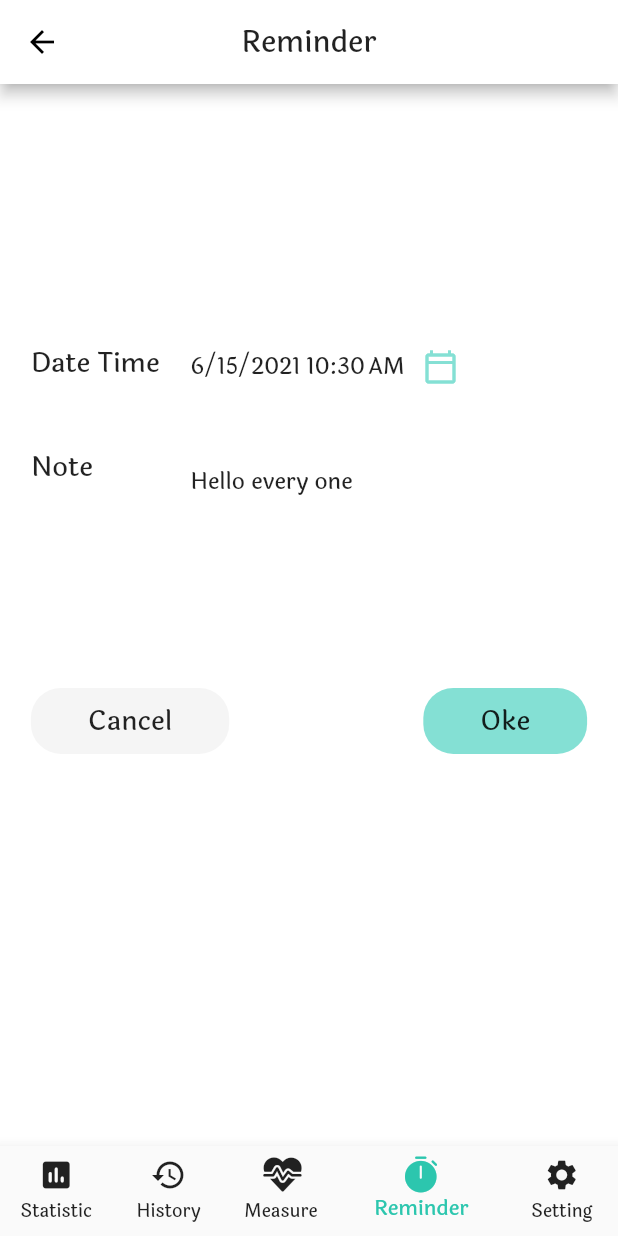
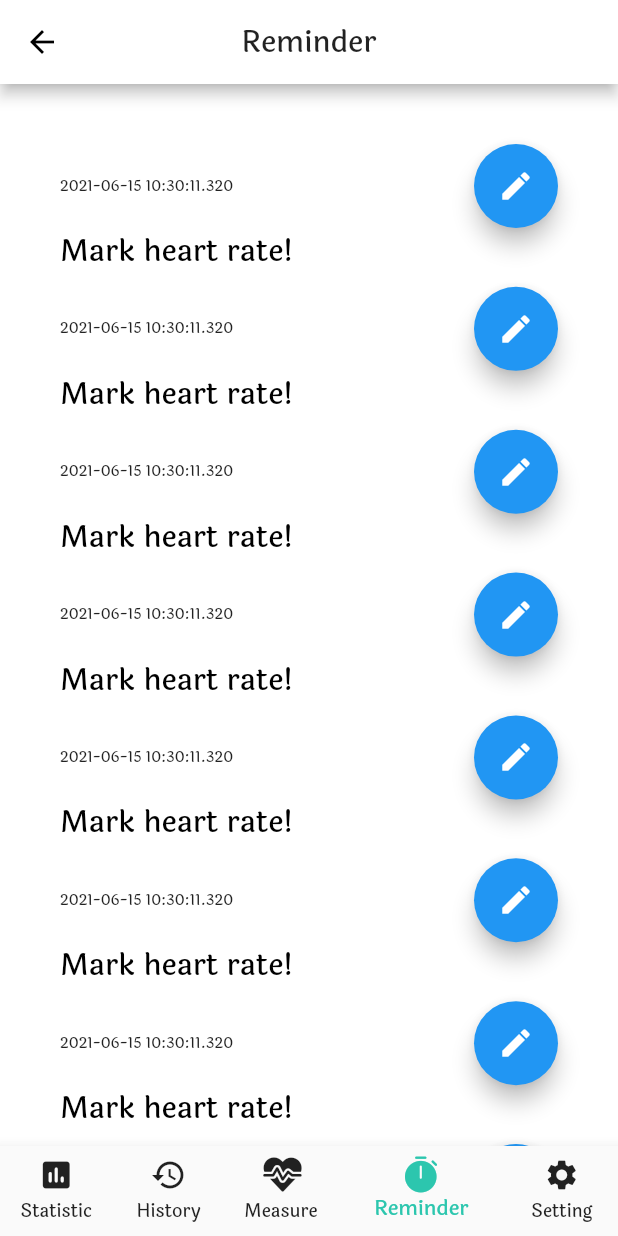
Before and after one commit to sevenUp-Dacnpm/heart_rate_monitor, a Flutter app: the MainScreen screen opened directly, item 4 of the bottom bar chosen, on a phone screen of 412 x 824 dp. Run offline on Flutter 3.47's test engine with Material 2 defaults, Android fonts, the phone set to English and light mode, and no system bars; our stand-ins replace camera, charts_flutter, permission_handler, wakelock; missing offline and left inert: dart:ffi.

Commit message:
Reminder List

```diff
--- a/lib/main.dart
+++ b/lib/main.dart
@@ -37,7 +37,7 @@ class HeartRateMonitor extends StatelessWidget {
                 shape: MaterialStateProperty.all(RoundedRectangleBorder(borderRadius: BorderRadius.circular(20))))),
       ),
       routes: {
-        "/": (context) => LoginScreen(),
+        "/": (context) => MainScreen(),
         "/login": (context) => LoginScreen(),
         "/register": (context) => RegisterScreen(),
       },
--- a/lib/screens/main_screen/history_tab/history_tab.dart
+++ b/lib/screens/main_screen/history_tab/history_tab.dart
@@ -24,9 +24,6 @@ class _HistoryTabState extends State<HistoryTab> {
 
   }
 
-  final List<String> entries = <String>['A', 'B', 'C'];
-  final List<int> colorCodes = <int>[600, 500, 100];
-  final data = <String, String>{};
   List<History> arrData = [
     History(80, DateTime.now(), 'hello'),
     History(80, DateTime.now(), 'hello'),
@@ -74,7 +71,7 @@ class _HistoryTabState extends State<HistoryTab> {
                     style: TextStyle(
                       color: Colors.black,
                       fontSize: 20,
-                      // fontFamily:
+                      fontFamily: "Laila",
                     ),),
                   ],
                 ),
--- a/lib/screens/main_screen/main_screen.dart
+++ b/lib/screens/main_screen/main_screen.dart
@@ -5,6 +5,7 @@ import 'package:heart_rate_monitor/screens/main_screen/home_tab/home_tab.dart';
 import 'package:heart_rate_monitor/screens/main_screen/setting_tab/setting_tab.dart';
 import 'package:heart_rate_monitor/widgets/icons/app_icons/app_icons.dart';
 import 'package:heart_rate_monitor/screens/main_screen/reminder_tab/reminder_tab.dart';
+import 'package:heart_rate_monitor/screens/main_screen/reminder_tab/reminder_list.dart';
 
 class MainScreen extends StatefulWidget {
   @override
@@ -19,7 +20,8 @@ class _MainScreenState extends State<MainScreen> {
     SettingTab(),
     HistoryTab(),
     HomeTab(),
-    ReminderTab(),
+    // ReminderTab(),
+    ReminderList(),
     SettingTab(),
   ];
 
--- /dev/null
+++ b/lib/screens/main_screen/reminder_tab/reminder_list.dart
@@ -0,0 +1,92 @@
+import 'package:flutter/material.dart';
+
+class ReminderList extends StatefulWidget {
+  @override
+  _ReminderListState createState() => _ReminderListState();
+}
+
+class Reminder{
+  DateTime time;
+  String note;
+
+  Reminder(this.time, this.note);
+}
+
+class _ReminderListState extends State<ReminderList> {
+  @override void initState() {
+    // TODO: implement initState
+    super.initState();
+    loadData();
+  }
+
+  void loadData(){
+  }
+
+  List<Reminder> arrData=[
+    Reminder(DateTime.now(), "Mark heart rate!"),
+    Reminder(DateTime.now(), "Mark heart rate!"),
+    Reminder(DateTime.now(), "Mark heart rate!"),
+    Reminder(DateTime.now(), "Mark heart rate!"),
+    Reminder(DateTime.now(), "Mark heart rate!"),
+    Reminder(DateTime.now(), "Mark heart rate!"),
+    Reminder(DateTime.now(), "Mark heart rate!"),
+    Reminder(DateTime.now(), "Mark heart rate!"),
+    Reminder(DateTime.now(), "Mark heart rate!"),
+    Reminder(DateTime.now(), "Mark heart rate!"),
+    Reminder(DateTime.now(), "Mark heart rate!"),
+    Reminder(DateTime.now(), "Mark heart rate!"),
+    Reminder(DateTime.now(), "Mark heart rate!"),
+    Reminder(DateTime.now(), "Mark heart rate!"),
+    Reminder(DateTime.now(), "Mark heart rate!"),
+  ];
+
+  ListView _buildWidgetList(){
+    Size screenSize = MediaQuery.of(context).size;
+    return ListView.builder(
+        padding: const EdgeInsets.all(40),
+        itemCount: arrData.length,
+        itemBuilder: (BuildContext context, int index) {
+          return Container(
+            child: Column(
+              children: [
+                Row(
+                  mainAxisAlignment: MainAxisAlignment.spaceBetween,
+                  children: [
+                    Text(arrData[index].time.toString(),
+                        style: TextStyle(fontSize: 10)),
+                    FloatingActionButton(
+                        onPressed: null,
+                        child: const Icon(Icons.edit),
+                    ),
+                  ],
+                ),
+                // SizedBox(
+                //   height: screenSize.height * 0.015,
+                // ),
+                Row(
+                  children: [
+                    Text(arrData[index].note,
+                      style: TextStyle(
+                        color: Colors.black,
+                        fontSize: 20,
+                        // fontFamily:
+                      ),),
+                  ],
+                ),
+                SizedBox(
+                  height: screenSize.height * 0.01,
+                ),
+              ],
+            ),
+          );
+        }
+    );
+  }
+
+  @override
+  Widget build(BuildContext context) {
+    return Container(
+        child: _buildWidgetList()
+    );
+  }
+}
--- /dev/null
+++ b/lib/services/api_services/history_services/history_services.dart
@@ -0,0 +1,11 @@
+import 'dart:convert';
+import 'dart:io';
+
+import 'package:heart_rate_monitor/models/access_data/access_data.dart';
+import 'package:heart_rate_monitor/models/user/user.dart';
+import 'package:heart_rate_monitor/services/api_services/api_services.dart';
+import 'package:http/http.dart';
+
+class HistoryServices{
+
+}
```
